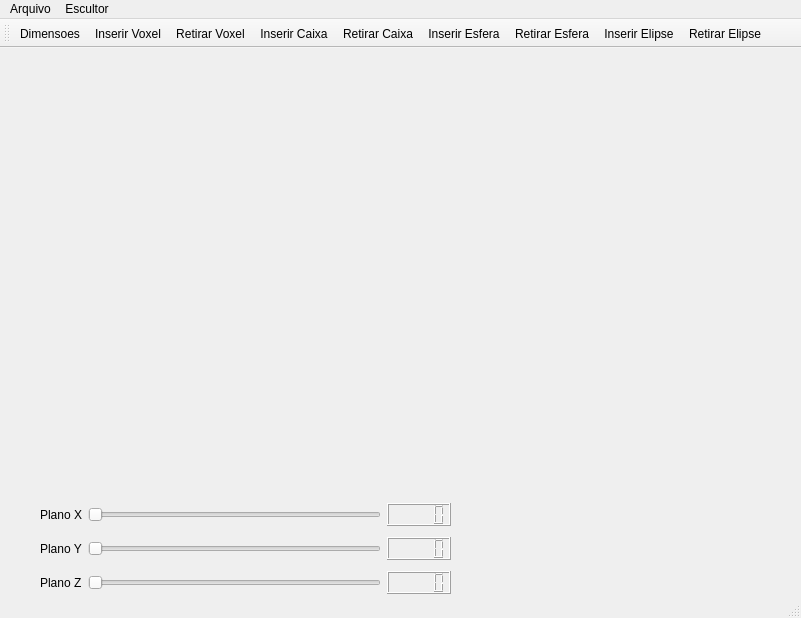
This is mainwindow.ui in matheusmfrb/Escultor_Parte_3 as Qt 5 draws it before an edit. The edited form follows.
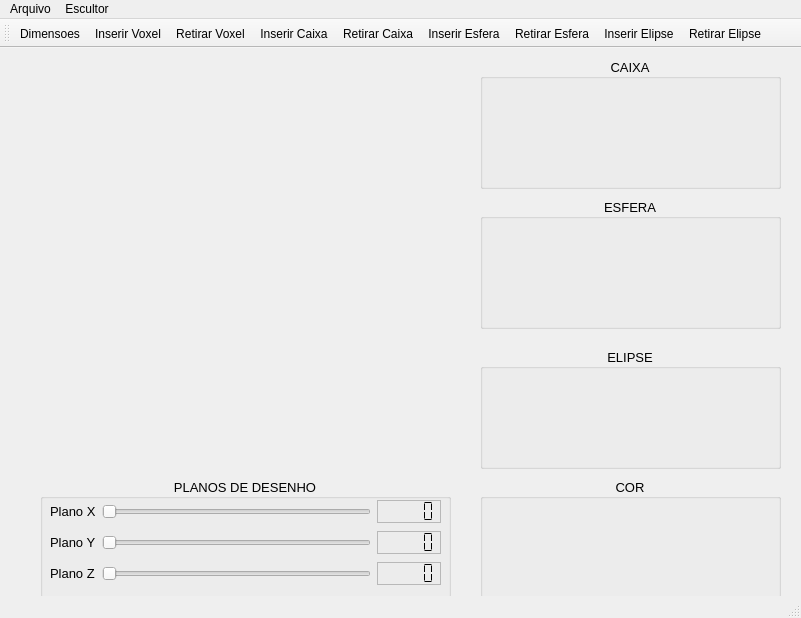
This is the edited form. Custom widgets are drawn as their Qt base class.

The edit to the form file:
```diff
--- a/mainwindow.ui
+++ b/mainwindow.ui
@@ -18,74 +18,200 @@
     <property name="geometry">
      <rect>
       <x>40</x>
-      <y>10</y>
-      <width>411</width>
-      <height>411</height>
+      <y>15</y>
+      <width>410</width>
+      <height>410</height>
      </rect>
     </property>
    </widget>
-   <widget class="QWidget" name="layoutWidget">
+   <widget class="QGroupBox" name="groupBoxPlanos">
     <property name="geometry">
      <rect>
       <x>40</x>
-      <y>450</y>
+      <y>430</y>
       <width>411</width>
-      <height>101</height>
+      <height>121</height>
      </rect>
     </property>
-    <layout class="QGridLayout" name="gridLayout">
-     <item row="2" column="1">
-      <widget class="QSlider" name="horizontalSliderZ">
-       <property name="orientation">
-        <enum>Qt::Horizontal</enum>
-       </property>
-      </widget>
-     </item>
-     <item row="1" column="2">
-      <widget class="QLCDNumber" name="lcdNumberY"/>
-     </item>
-     <item row="2" column="0">
-      <widget class="QLabel" name="labelZ">
-       <property name="text">
-        <string>Plano Z</string>
-       </property>
-      </widget>
-     </item>
-     <item row="1" column="1">
-      <widget class="QSlider" name="horizontalSliderY">
-       <property name="orientation">
-        <enum>Qt::Horizontal</enum>
-       </property>
-      </widget>
-     </item>
-     <item row="0" column="2">
-      <widget class="QLCDNumber" name="lcdNumberX"/>
-     </item>
-     <item row="2" column="2">
-      <widget class="QLCDNumber" name="lcdNumberZ"/>
-     </item>
-     <item row="0" column="1">
-      <widget class="QSlider" name="horizontalSliderX">
-       <property name="orientation">
-        <enum>Qt::Horizontal</enum>
-       </property>
-      </widget>
-     </item>
-     <item row="1" column="0">
-      <widget class="QLabel" name="labelY">
-       <property name="text">
-        <string>Plano Y</string>
-       </property>
-      </widget>
-     </item>
-     <item row="0" column="0">
-      <widget class="QLabel" name="labelX">
-       <property name="text">
-        <string>Plano X</string>
-       </property>
-      </widget>
-     </item>
-    </layout>
+    <property name="font">
+     <font>
+      <pointsize>10</pointsize>
+     </font>
+    </property>
+    <property name="title">
+     <string>PLANOS DE DESENHO</string>
+    </property>
+    <property name="alignment">
+     <set>Qt::AlignCenter</set>
+    </property>
+    <widget class="QWidget" name="layoutWidget">
+     <property name="geometry">
+      <rect>
+       <x>10</x>
+       <y>20</y>
+       <width>391</width>
+       <height>91</height>
+      </rect>
+     </property>
+     <layout class="QGridLayout" name="gridLayout">
+      <item row="0" column="0">
+       <widget class="QLabel" name="labelX">
+        <property name="text">
+         <string>Plano X</string>
+        </property>
+       </widget>
+      </item>
+      <item row="0" column="1">
+       <widget class="QSlider" name="horizontalSliderX">
+        <property name="orientation">
+         <enum>Qt::Horizontal</enum>
+        </property>
+       </widget>
+      </item>
+      <item row="0" column="2">
+       <widget class="QLCDNumber" name="lcdNumberX">
+        <property name="frameShape">
+         <enum>QFrame::StyledPanel</enum>
+        </property>
+        <property name="segmentStyle">
+         <enum>QLCDNumber::Flat</enum>
+        </property>
+       </widget>
+      </item>
+      <item row="1" column="0">
+       <widget class="QLabel" name="labelY">
+        <property name="text">
+         <string>Plano Y</string>
+        </property>
+       </widget>
+      </item>
+      <item row="1" column="1">
+       <widget class="QSlider" name="horizontalSliderY">
+        <property name="orientation">
+         <enum>Qt::Horizontal</enum>
+        </property>
+       </widget>
+      </item>
+      <item row="1" column="2">
+       <widget class="QLCDNumber" name="lcdNumberY">
+        <property name="frameShape">
+         <enum>QFrame::StyledPanel</enum>
+        </property>
+        <property name="segmentStyle">
+         <enum>QLCDNumber::Flat</enum>
+        </property>
+       </widget>
+      </item>
+      <item row="2" column="0">
+       <widget class="QLabel" name="labelZ">
+        <property name="text">
+         <string>Plano Z</string>
+        </property>
+       </widget>
+      </item>
+      <item row="2" column="1">
+       <widget class="QSlider" name="horizontalSliderZ">
+        <property name="orientation">
+         <enum>Qt::Horizontal</enum>
+        </property>
+       </widget>
+      </item>
+      <item row="2" column="2">
+       <widget class="QLCDNumber" name="lcdNumberZ">
+        <property name="frameShape">
+         <enum>QFrame::StyledPanel</enum>
+        </property>
+        <property name="segmentStyle">
+         <enum>QLCDNumber::Flat</enum>
+        </property>
+       </widget>
+      </item>
+     </layout>
+    </widget>
+   </widget>
+   <widget class="QGroupBox" name="groupBoxCaixa">
+    <property name="geometry">
+     <rect>
+      <x>480</x>
+      <y>10</y>
+      <width>301</width>
+      <height>131</height>
+     </rect>
+    </property>
+    <property name="font">
+     <font>
+      <pointsize>10</pointsize>
+     </font>
+    </property>
+    <property name="title">
+     <string>CAIXA</string>
+    </property>
+    <property name="alignment">
+     <set>Qt::AlignCenter</set>
+    </property>
+   </widget>
+   <widget class="QGroupBox" name="groupBoxEsfera">
+    <property name="geometry">
+     <rect>
+      <x>480</x>
+      <y>150</y>
+      <width>301</width>
+      <height>131</height>
+     </rect>
+    </property>
+    <property name="font">
+     <font>
+      <pointsize>10</pointsize>
+     </font>
+    </property>
+    <property name="title">
+     <string>ESFERA</string>
+    </property>
+    <property name="alignment">
+     <set>Qt::AlignCenter</set>
+    </property>
+   </widget>
+   <widget class="QGroupBox" name="groupBoxElipse">
+    <property name="geometry">
+     <rect>
+      <x>480</x>
+      <y>300</y>
+      <width>301</width>
+      <height>121</height>
+     </rect>
+    </property>
+    <property name="font">
+     <font>
+      <pointsize>10</pointsize>
+     </font>
+    </property>
+    <property name="title">
+     <string>ELIPSE</string>
+    </property>
+    <property name="alignment">
+     <set>Qt::AlignCenter</set>
+    </property>
+   </widget>
+   <widget class="QGroupBox" name="groupBoxCor">
+    <property name="geometry">
+     <rect>
+      <x>480</x>
+      <y>430</y>
+      <width>301</width>
+      <height>121</height>
+     </rect>
+    </property>
+    <property name="font">
+     <font>
+      <pointsize>10</pointsize>
+     </font>
+    </property>
+    <property name="title">
+     <string>COR</string>
+    </property>
+    <property name="alignment">
+     <set>Qt::AlignCenter</set>
+    </property>
    </widget>
   </widget>
   <widget class="QStatusBar" name="statusbar"/>
```
Left out of the diff: 96 changed lines with no effect on the pictures.
